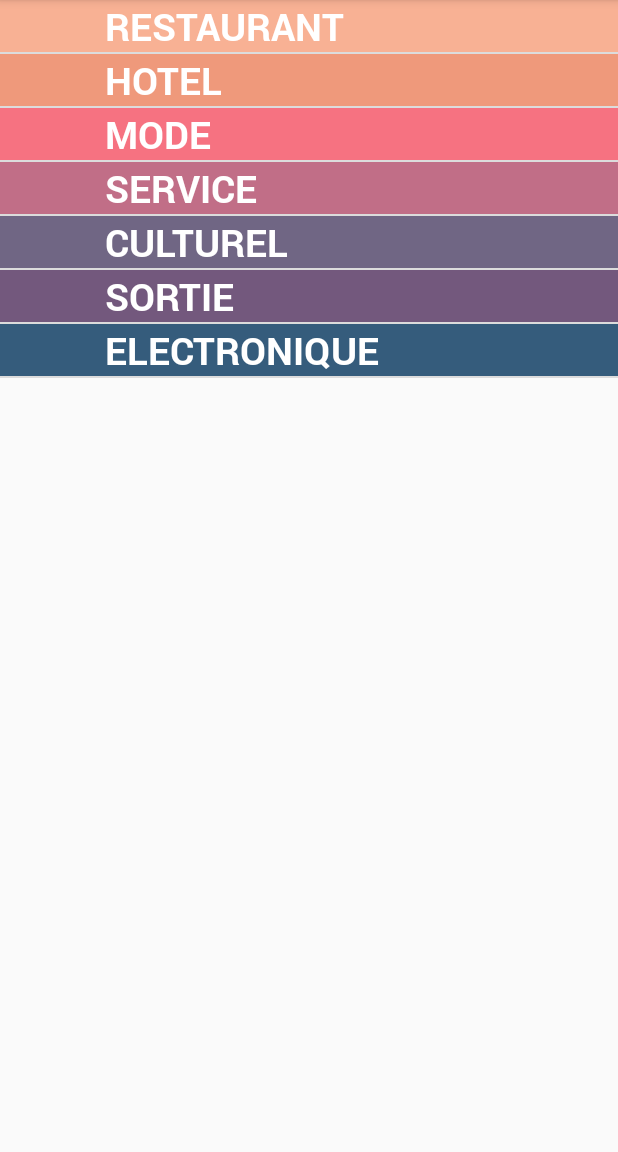
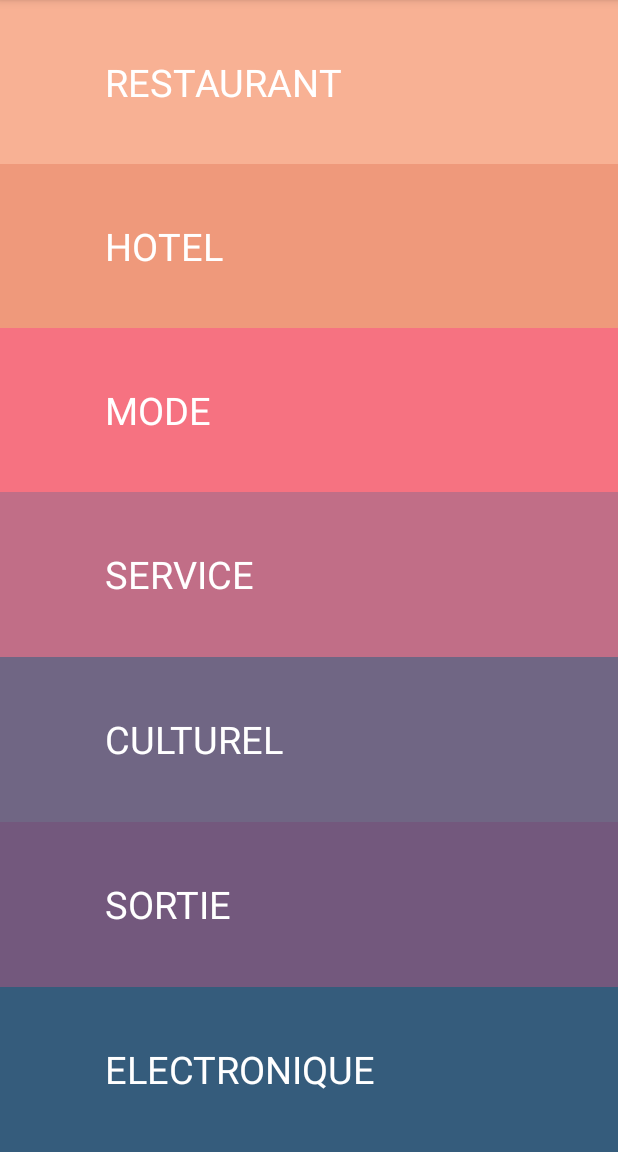
Before and after one commit to nsvir/ProjectWeekOpop, an Android app: the FragmentCategorie screen opened directly, with no data from a screen before it, on a phone screen of 412 x 824 dp, the part 84-1236 px from its top. Run offline under Robolectric (Android 15) with nearby library versions, the phone set to English and light mode, and no system bars; 1 statement that could not run was skipped.

Commit message:
LienarLayout instead of ListView

```diff
--- a/ProjectWeek/src/main/java/com/example/projectweek/FragmentCategorie.java
+++ b/ProjectWeek/src/main/java/com/example/projectweek/FragmentCategorie.java
@@ -4,10 +4,15 @@ package com.example.projectweek;
 import android.content.Intent;
 import android.graphics.Color;
 import android.graphics.Typeface;
+import android.os.Bundle;
+import android.support.v4.app.Fragment;
 import android.support.v4.app.ListFragment;
+import android.view.LayoutInflater;
 import android.view.View;
 import android.view.ViewGroup;
 import android.widget.ArrayAdapter;
+import android.widget.EditText;
+import android.widget.LinearLayout;
 import android.widget.ListView;
 import android.widget.TextView;
 
@@ -16,7 +21,7 @@ import android.widget.TextView;
  * nicolas.svirchevsky@epitech.eu
  */
 
-public class FragmentCategorie extends ListFragment {
+public class FragmentCategorie extends Fragment {
 
     private Typeface mTypeface = null;
 
@@ -30,7 +35,6 @@ public class FragmentCategorie extends ListFragment {
             "#355C7C"
     };
 
-
     private String[] mArray = {
             "RESTAURANT",
             "HOTEL",
@@ -42,22 +46,52 @@ public class FragmentCategorie extends ListFragment {
     };
 
     @Override
+    public void onCreate(Bundle savedInstanceState) {
+        super.onCreate(savedInstanceState);
+    }
+
+    @Override
+    public View onCreateView(LayoutInflater inflater, ViewGroup container, Bundle savedInstanceState) {
+        super.onCreateView(inflater, container, savedInstanceState);
+
+
+        LinearLayout.LayoutParams param = new LinearLayout.LayoutParams(
+                ViewGroup.LayoutParams.MATCH_PARENT,
+                ViewGroup.LayoutParams.WRAP_CONTENT, 1.0f);
+        View view = inflater.inflate(R.layout.fragment_categorie, container, false);
+        View newView;
+        ViewGroup viewGroup;
+        if (view != null) {
+            viewGroup = (ViewGroup) view.findViewById(R.id.linear);
+            for (int i = 0; i < mArray.length; i++) {
+                newView = inflater.inflate(R.layout.item_categorie, null);
+                ((TextView)newView.findViewById(R.id.text)).setText(mArray[i]);
+                ((TextView)newView.findViewById(R.id.text)).setTypeface(mTypeface);
+                newView.setBackgroundColor(Color.parseColor(mColor[i]));
+                viewGroup.addView(newView, param);
+            }
+
+        }
+        return view;
+    }
+
+    @Override
     public void onResume() {
         super.onResume();
 
         mTypeface = Typeface.createFromAsset(getActivity().getAssets(), "fonts/Roboto-Bold.ttf");
-        setListAdapter(new MyAdapter());
     }
 
-    @Override
-    public void onListItemClick(ListView l, View v, int position, long id) {
-        super.onListItemClick(l, v, position, id);
-
-        Intent intent = new Intent(getActivity(), EventActivity.class);
-        String message = mColor[position];
-        intent.putExtra(MyActivity.EXTRA_MESSAGE, message);
-        startActivity(intent);
-    }
+//    @Override
+//    public void onListItemClick(ListView l, View v, int position, long id) {
+//        super.onListItemClick(l, v, position, id);
+//
+//        Intent intent = new Intent(getActivity(), EventActivity.class);
+//        String message = mColor[position];
+//        intent.putExtra(MyActivity.EXTRA_MESSAGE, message);
+//        startActivity(intent);
+//    }
+//
 
     public class MyAdapter extends ArrayAdapter<String> {
 
--- /dev/null
+++ b/ProjectWeek/src/main/res/layout/fragment_categorie.xml
@@ -0,0 +1,11 @@
+<?xml version="1.0" encoding="utf-8"?>
+
+<LinearLayout xmlns:android="http://schemas.android.com/apk/res/android"
+    android:orientation="vertical"
+    android:layout_width="match_parent"
+    android:id="@+id/linear"
+    android:layout_height="match_parent">
+
+
+
+</LinearLayout>
--- a/ProjectWeek/src/main/res/layout/item_categorie.xml
+++ b/ProjectWeek/src/main/res/layout/item_categorie.xml
@@ -1,16 +1,11 @@
 <?xml version="1.0" encoding="utf-8"?>
 
-<LinearLayout xmlns:android="http://schemas.android.com/apk/res/android"
-    android:orientation="vertical" android:layout_width="match_parent"
-    android:layout_height="match_parent"
-    android:id="@+id/linear">
-
-    <TextView
+<TextView xmlns:android="http://schemas.android.com/apk/res/android"
     android:paddingLeft="70dp"
     android:id="@+id/text"
+    android:gravity="center_vertical"
     android:layout_height="wrap_content"
     android:layout_width="wrap_content"
     android:textSize="25dp"
     android:textColor="@android:color/white"
-        android:text="Sample"/>
-</LinearLayout>
+    android:text="Sample" />
```
Lines whose indentation alone changed are shown as unchanged.
